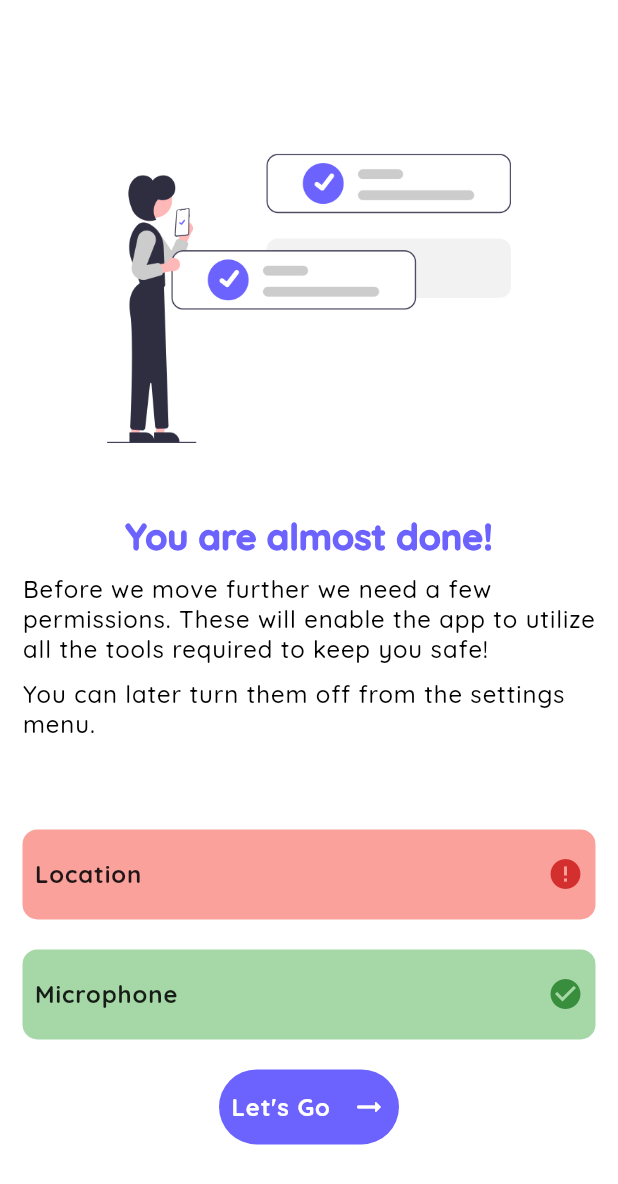
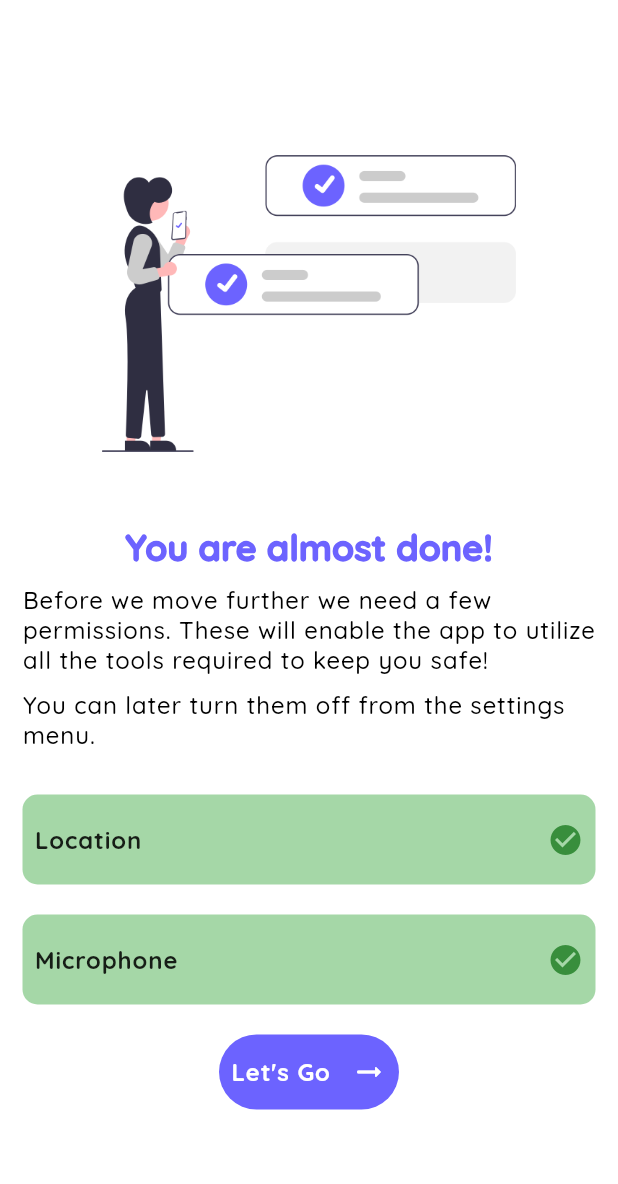
Before and after one commit to pratyushmp/DSC_WOW_Excleisor, a Flutter app: the Permission screen opened directly, on a phone screen of 412 x 824 dp. Shown: the top 1184 px of the screen. Run offline on Flutter 3.47's test engine with Material 2 defaults, Android fonts, the phone set to English and light mode, and no system bars; our stand-ins replace firebase_auth, firebase_core, firebase_database, fluttertoast, font_awesome_flutter, google_sign_in and 3 more; missing offline and left inert: flutter_overlay_loader, holding_gesture, ink_page_indicator, intro_screen_onboarding_flutter; accounts and stored records are empty.

```diff
--- a/lib/screens/homeScreen.dart
+++ b/lib/screens/homeScreen.dart
@@ -1,8 +1,10 @@
+import 'package:befikr_app/screens/firstPage.dart';
 import 'package:befikr_app/screens/infoScreen.dart';
 import 'package:befikr_app/screens/authScreen.dart';
 import 'package:befikr_app/screens/onboardingScreen.dart';
 import 'package:befikr_app/screens/permissionScreen.dart';
 import 'package:befikr_app/screens/secondScreen.dart';
+import 'package:befikr_app/utils/constants.dart';
 import 'package:flutter/material.dart';
 import 'package:ink_page_indicator/ink_page_indicator.dart';
 
@@ -31,8 +33,8 @@ class _HomeState extends State<Home> {
 
   List<Widget> _createChildren(int count) {
     final List<Widget> result = [
-      InfoPage(),
-      SecondScreen(),
+      FirstPage(),
+      SecondScreen(color: primaryColor,),
       Permission()
 
 
--- a/lib/screens/permissionScreen.dart
+++ b/lib/screens/permissionScreen.dart
@@ -1,6 +1,7 @@
 import 'package:befikr_app/utils/constants.dart';
 import 'package:flutter/material.dart';
 import 'package:location/location.dart';
+import 'package:permission_handler/permission_handler.dart';
 
 class Permission extends StatefulWidget {
   @override
@@ -8,6 +9,20 @@ class Permission extends StatefulWidget {
 }
 
 class _PermissionState extends State<Permission> {
+
+  Future checkLocationPermission() async{
+    var location = Location();
+    bool enabled = await location.serviceEnabled();
+    if(enabled == false) {
+      await location.requestPermission();
+    }
+    return enabled;
+  }
+
+  Future checkMicrophonePermission() async {
+
+  }
+
   @override
   Widget build(BuildContext context) {
     return Scaffold(
@@ -15,11 +30,22 @@ class _PermissionState extends State<Permission> {
       body: Padding(
         padding: const EdgeInsets.all(15.0),
         child: Container(
+          child: SingleChildScrollView(
             child: Column(
               children: [
                 Padding(
                   padding: const EdgeInsets.only(top: 50.0),
-                child: Image.asset('assets/permission.png'),
+                  child: Container(
+                    height: MediaQuery.of(context).size.height/3,
+
+                    decoration: BoxDecoration(
+                      image: DecorationImage(
+                        image: AssetImage('assets/permission.png'),
+                        fit: BoxFit.cover
+                      )
+                    ),
+                    // child: Image.asset('assets/permission.png')
+                  ),
                 ),
                 SizedBox(height: 10,),
                 Text(
@@ -51,13 +77,19 @@ class _PermissionState extends State<Permission> {
                     color: Colors.black,
                   ),
                 ),
-              SizedBox(height: 60,),
-              Container(
+                SizedBox(height: 30,),
+                FutureBuilder(
+                  future: checkLocationPermission(),
+                  builder: (context, snapshot) {
+                    if(snapshot.hasData) {
+                      bool enabled = snapshot.data;
+                      print(enabled);
+                      return Container(
                         height: 60,
                         width: MediaQuery.of(context).size.width,
                         decoration: BoxDecoration(
                           borderRadius: BorderRadius.circular(10),
-                  color: Colors.red.withOpacity(0.5),
+                          color: enabled == true ? Colors.green.withOpacity(0.5) : Colors.red.withOpacity(0.5),
                         ),
                         child: Padding(
                           padding: const EdgeInsets.all(8.0),
@@ -72,10 +104,17 @@ class _PermissionState extends State<Permission> {
                                   letterSpacing: 0.6
                                 ),
                               ),
-                      Icon(Icons.error, color: Colors.red[700],)
+                              Icon(enabled == true ? Icons.check_circle : Icons.error, color: enabled == true ? Colors.green[700] : Colors.red[700],)
                             ],
                           ),
                         ),
+                      );
+                    } else {
+                      return Center(
+                        child: CircularProgressIndicator(),
+                      );
+                    }
+                  }
                 ),
                 SizedBox(height: 20,),
                 Container(
@@ -133,6 +172,7 @@ class _PermissionState extends State<Permission> {
 
 
               ],
+            ),
           )
         ),
       ),
--- a/pubspec.yaml
+++ b/pubspec.yaml
@@ -38,6 +38,8 @@ dependencies:
   location: ^3.0.0
   ripple_effect: ^0.1.1
   shared_preferences: ^0.5.12+4
+  holding_gesture: ^0.0.3
+  permission_handler: ^5.0.1+1
 dev_dependencies:
   flutter_test:
     sdk: flutter
```
Also changed, not shown: lib/screens/secondScreen.dart (+15 -3 lines), pubspec.lock. Lines whose indentation alone changed are shown as unchanged.
